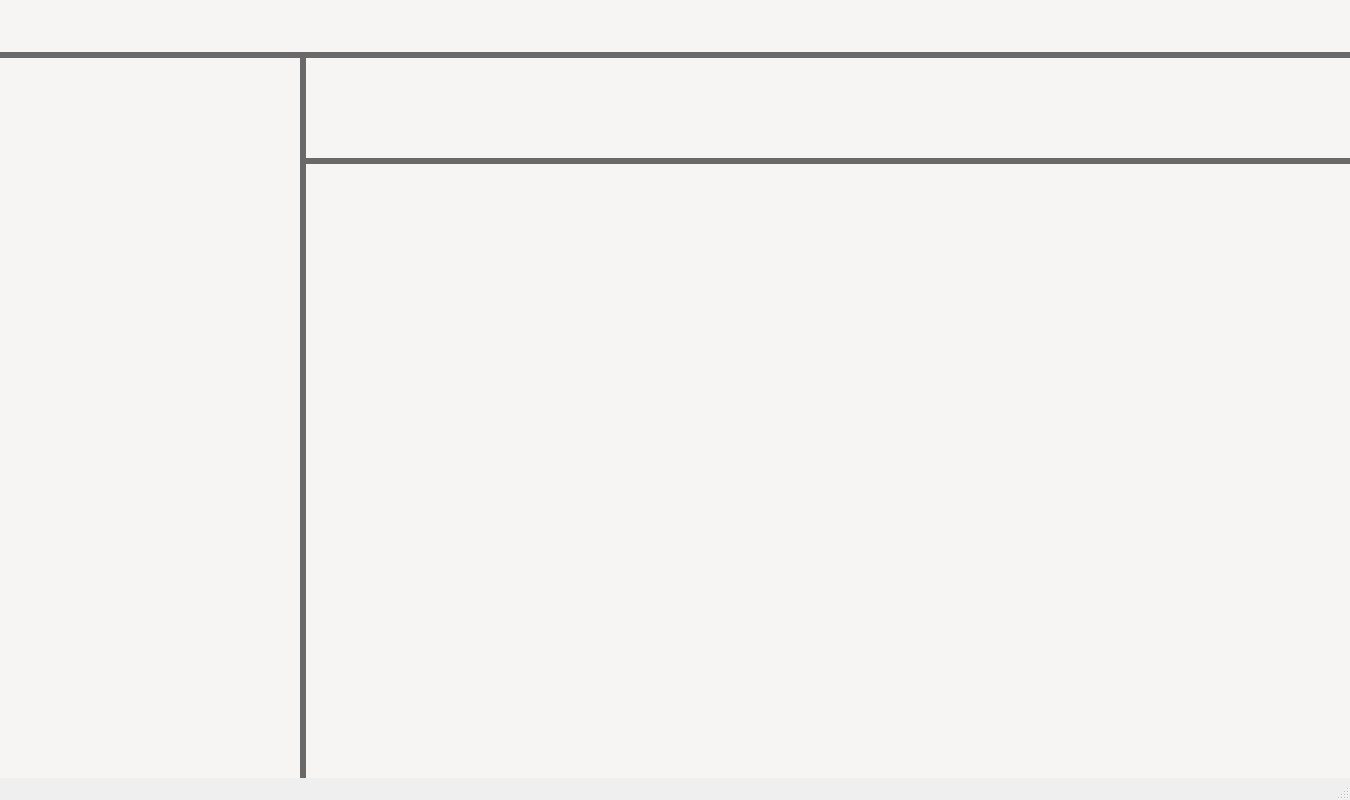
Qt form UI/UI_MainWindow.ui (Hao-yu-lin/CPASR) before a commit.
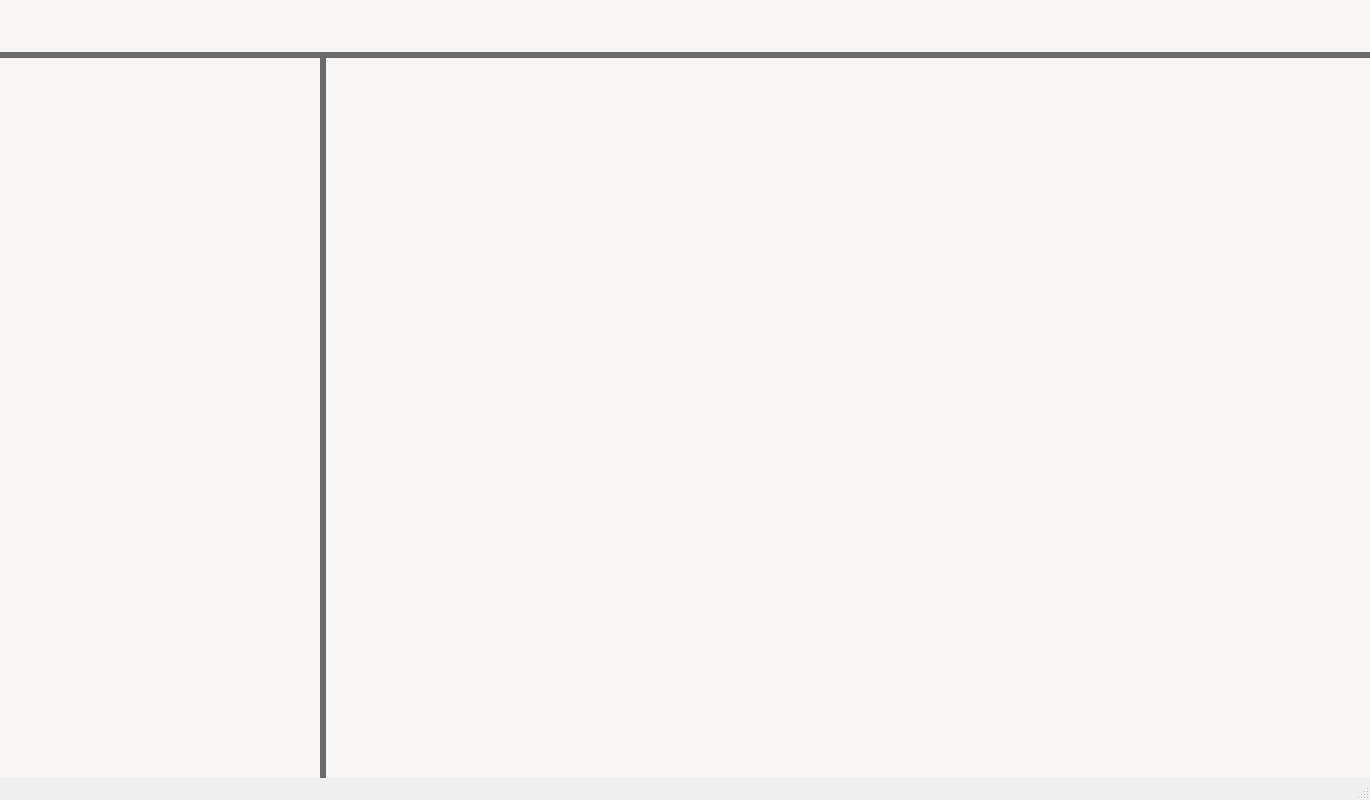
The same form after that commit.

```diff
--- a/UI/UI_MainWindow.ui
+++ b/UI/UI_MainWindow.ui
@@ -6,13 +6,13 @@
    <rect>
     <x>0</x>
     <y>0</y>
-    <width>1350</width>
+    <width>1370</width>
     <height>800</height>
    </rect>
   </property>
   <property name="minimumSize">
    <size>
-    <width>1350</width>
+    <width>1370</width>
     <height>800</height>
    </size>
   </property>
@@ -66,46 +66,28 @@
     <item>
      <layout class="QHBoxLayout" name="horizontalLayout">
       <item>
-       <widget class="QWidget" name="ContentBar" native="true">
+       <widget class="QStackedWidget" name="CntStackWidget">
         <property name="minimumSize">
          <size>
-          <width>300</width>
+          <width>320</width>
           <height>0</height>
          </size>
         </property>
         <property name="maximumSize">
          <size>
-          <width>300</width>
+          <width>320</width>
           <height>16777215</height>
          </size>
         </property>
         <property name="styleSheet">
          <string notr="true">background-color: rgb(246, 245, 244);</string>
         </property>
+        <widget class="QWidget" name="ContentBar"/>
+        <widget class="QWidget" name="HistogramBar"/>
        </widget>
       </item>
       <item>
        <layout class="QVBoxLayout" name="verticalLayout_2">
-        <item>
-         <widget class="QWidget" name="StatisticsView" native="true">
-          <property name="minimumSize">
-           <size>
-            <width>0</width>
-            <height>100</height>
-           </size>
-          </property>
-          <property name="maximumSize">
-           <size>
-            <width>16777215</width>
-            <height>100</height>
-           </size>
-          </property>
-          <property name="styleSheet">
-           <string notr="true">background-color: rgb(246, 245, 244);
-border-color: rgb(94, 92, 100);</string>
-          </property>
-         </widget>
-        </item>
         <item>
          <widget class="QWidget" name="Viewer" native="true">
           <property name="minimumSize">
```
